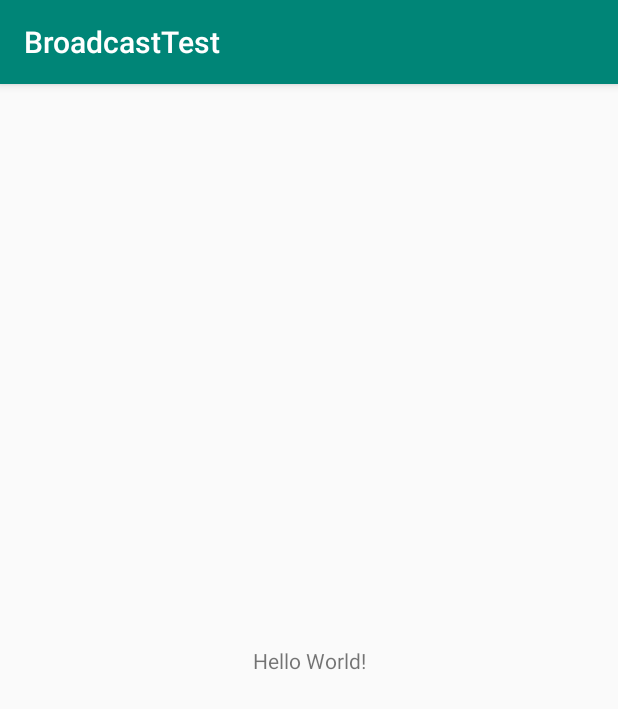
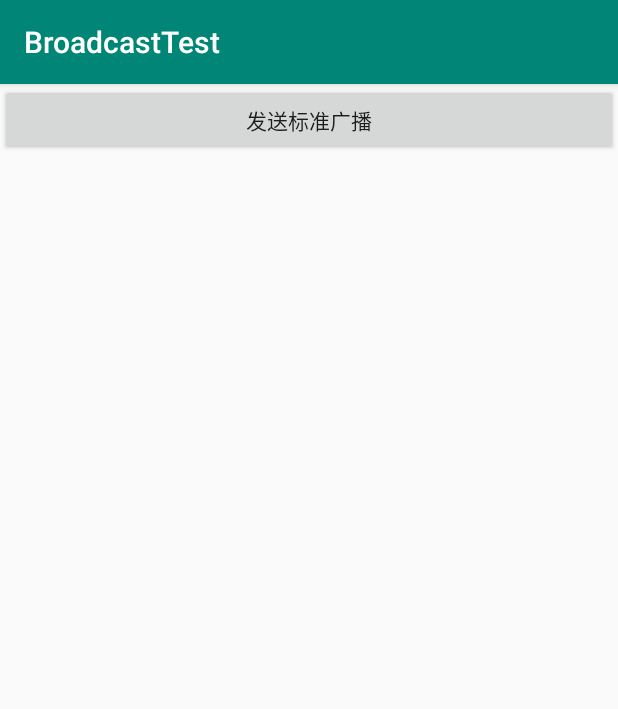
Before and after one commit to SCP-CN/2018118138_Android, an Android app: the screen it shows after launch (MainActivity), on a phone screen of 412 x 824 dp. Shown: the top 709 px of the screen. Run offline under Robolectric (Android 15) with nearby library versions, the phone set to English and light mode, and no system bars.

Commit message:
添加了发送标准广播的测试代码

```diff
--- a/BroadcastTest/app/src/main/java/com/example/broadcasttest/MainActivity.java
+++ b/BroadcastTest/app/src/main/java/com/example/broadcasttest/MainActivity.java
@@ -3,6 +3,7 @@ package com.example.broadcasttest;
 import androidx.appcompat.app.AppCompatActivity;
 
 import android.content.BroadcastReceiver;
+import android.content.ComponentName;
 import android.content.Context;
 import android.content.Intent;
 import android.content.IntentFilter;
@@ -10,6 +11,8 @@ import android.net.ConnectivityManager;
 import android.net.NetworkInfo;
 import android.os.Bundle;
 import android.util.Log;
+import android.view.View;
+import android.widget.Button;
 import android.widget.Toast;
 
 public class MainActivity extends AppCompatActivity {
@@ -27,6 +30,18 @@ public class MainActivity extends AppCompatActivity {
         intentFilter.addAction("android.net.conn.CONNECTIVITY_CHANGE");
         networkChangeReceiver = new NetworkChangeReceiver();
         registerReceiver(networkChangeReceiver,intentFilter);
+
+        Button button1 = (Button) findViewById(R.id.button_1);
+        button1.setOnClickListener(new View.OnClickListener() {
+            @Override
+            public void onClick(View v) {
+                Intent intent = new
+                        Intent("com.example.broadcasttest.MY_BROADCAST");
+                intent.setComponent(new
+                        ComponentName("com.example.broadcasttest","com.example.broadcasttest.MyBroadcastReceiver"));
+                sendBroadcast(intent);
+            }
+        });
     }
 
     protected void onDestory(){
--- a/BroadcastTest/app/src/main/res/layout/activity_main.xml
+++ b/BroadcastTest/app/src/main/res/layout/activity_main.xml
@@ -1,18 +1,14 @@
 <?xml version="1.0" encoding="utf-8"?>
-<androidx.constraintlayout.widget.ConstraintLayout xmlns:android="http://schemas.android.com/apk/res/android"
-    xmlns:app="http://schemas.android.com/apk/res-auto"
-    xmlns:tools="http://schemas.android.com/tools"
+<LinearLayout xmlns:android="http://schemas.android.com/apk/res/android"
+    android:orientation="vertical"
     android:layout_width="match_parent"
-    android:layout_height="match_parent"
-    tools:context=".MainActivity">
+    android:layout_height="match_parent">
 
-    <TextView
-        android:layout_width="wrap_content"
+    <Button
+        android:id="@+id/button_1"
+        android:layout_width="match_parent"
         android:layout_height="wrap_content"
-        android:text="Hello World!"
-        app:layout_constraintBottom_toBottomOf="parent"
-        app:layout_constraintLeft_toLeftOf="parent"
-        app:layout_constraintRight_toRightOf="parent"
-        app:layout_constraintTop_toTopOf="parent" />
+        android:text="发送标准广播">
+    </Button>
 
-</androidx.constraintlayout.widget.ConstraintLayout>
+</LinearLayout>
```
Also changed, not shown: BroadcastTest/app/src/main/AndroidManifest.xml (+10 -1 lines), BroadcastTest/app/src/main/java/com/example/broadcasttest/MyBroadcastReceiver.java (added, +16 -0 lines).
